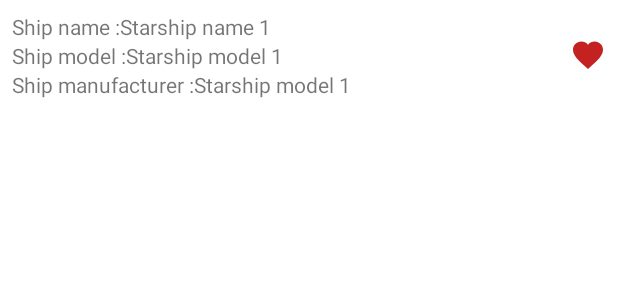
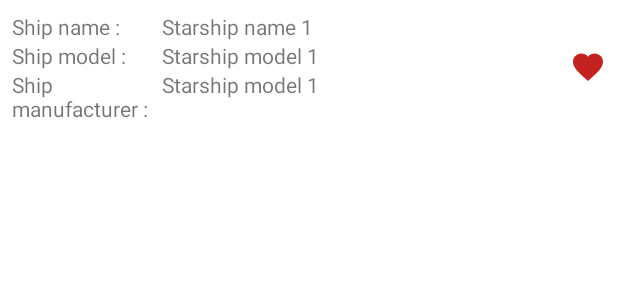
Before and after one commit to bhlaing/Starships, an Android app: the layout view_starship.xml on its own in the app's theme, with its tools: preview values and no code run, on a phone screen of 412 x 824 dp. Shown: the top 300 px of the screen. Run offline under Robolectric (Android 15) with nearby library versions, the phone set to English and light mode, and no system bars.

```diff
--- a/app/build.gradle
+++ b/app/build.gradle
@@ -2,6 +2,7 @@ plugins {
     id 'com.android.application'
     id 'kotlin-android'
     id 'kotlin-kapt'
+    id 'dagger.hilt.android.plugin'
 }
 
 android {
--- a/app/src/main/AndroidManifest.xml
+++ b/app/src/main/AndroidManifest.xml
@@ -1,8 +1,9 @@
 <?xml version="1.0" encoding="utf-8"?>
 <manifest xmlns:android="http://schemas.android.com/apk/res/android"
     package="com.billy.starships">
-
+    <uses-permission android:name="android.permission.INTERNET" />
     <application
+        android:name=".StarshipApplication"
         android:allowBackup="true"
         android:icon="@mipmap/ic_launcher"
         android:label="@string/app_name"
--- a/app/src/main/java/com/billy/starships/starship/data/DataMappers.kt
+++ b/app/src/main/java/com/billy/starships/starship/data/DataMappers.kt
@@ -7,6 +7,6 @@ fun mapToStarShipFleet(startShipsDO: StartShipsDO?) =
         startShipsDO?.results?.map {
             StarshipFleet.Starship(it.name, it.model, it.manufacturer)
         } ?: throw IllegalStateException("No army in the fleet!"),
-        startShipsDO.next.isNotBlank(),
-        startShipsDO.previous.isNotBlank()
+        !startShipsDO.next.isNullOrBlank(),
+        !startShipsDO.previous.isNullOrBlank()
     )
--- a/app/src/main/java/com/billy/starships/starship/data/StartShipDO.kt
+++ b/app/src/main/java/com/billy/starships/starship/data/StartShipDO.kt
@@ -6,9 +6,9 @@ class StartShipsDO(
     @SerializedName("count")
     val count: String,
     @SerializedName("next")
-    val next: String,
+    val next: String?,
     @SerializedName("previous")
-    val previous: String,
+    val previous: String?,
     @SerializedName("results")
     val results: List<StarShip>) {
     class StarShip(
--- a/app/src/main/java/com/billy/starships/starship/ui/MainViewModel.kt
+++ b/app/src/main/java/com/billy/starships/starship/ui/MainViewModel.kt
@@ -18,7 +18,6 @@ class MainViewModel @Inject constructor(private val starshipService: StarshipSer
     val starShips: LiveData<List<StarShipItem>> = _starShips
 
     fun onFav(position: Int) {
-
     }
 
     fun initialise() = retrieveStarShips()
--- a/app/src/main/java/com/billy/starships/starship/ui/ShipsAdapter.kt
+++ b/app/src/main/java/com/billy/starships/starship/ui/ShipsAdapter.kt
@@ -31,6 +31,11 @@ class ShipsAdapter : RecyclerView.Adapter<ShipsAdapter.SpaceshipViewHolder>() {
         this.onFavListener = onFavListener
     }
 
+    fun setStarShips(starShips: List<StarShipItem>) {
+        this.starShips = starShips
+        notifyDataSetChanged()
+    }
+
     fun updateStarShips(starShips: List<StarShipItem>, updatedItem: Int) {
         this.starShips = starShips
         notifyItemChanged(updatedItem)
--- a/app/src/main/res/layout/view_starship.xml
+++ b/app/src/main/res/layout/view_starship.xml
@@ -12,13 +12,13 @@
         android:orientation="horizontal">
 
         <TextView
-            android:layout_width="wrap_content"
+            android:layout_width="100dp"
             android:layout_height="wrap_content"
             android:text="Ship name :" />
 
         <TextView
             android:id="@+id/ship_name"
-            android:layout_width="wrap_content"
+            android:layout_width="260dp"
             android:layout_height="wrap_content"
             tools:text="Starship name 1" />
     </LinearLayout>
@@ -31,13 +31,13 @@
         android:orientation="horizontal">
 
         <TextView
-            android:layout_width="wrap_content"
+            android:layout_width="100dp"
             android:layout_height="wrap_content"
             android:text="Ship model :" />
 
         <TextView
             android:id="@+id/ship_model"
-            android:layout_width="wrap_content"
+            android:layout_width="260dp"
             android:layout_height="wrap_content"
             tools:text="Starship model 1" />
     </LinearLayout>
@@ -50,13 +50,13 @@
         android:orientation="horizontal">
 
         <TextView
-            android:layout_width="wrap_content"
+            android:layout_width="100dp"
             android:layout_height="wrap_content"
             android:text="Ship manufacturer :" />
 
         <TextView
             android:id="@+id/ship_manufacturer"
-            android:layout_width="wrap_content"
+            android:layout_width="260dp"
             android:layout_height="wrap_content"
             tools:text="Starship model 1" />
     </LinearLayout>
--- a/app/src/main/res/values/colors.xml
+++ b/app/src/main/res/values/colors.xml
@@ -7,4 +7,5 @@
     <color name="teal_700">#FF018786</color>
     <color name="black">#FF000000</color>
     <color name="white">#FFFFFFFF</color>
+    <color name="gray">#A19797</color>
 </resources>
--- a/build.gradle
+++ b/build.gradle
@@ -1,6 +1,7 @@
 // Top-level build file where you can add configuration options common to all sub-projects/modules.
 buildscript {
     ext.kotlin_version = "1.5.10"
+    ext.hilt_version = '2.35'
     repositories {
         google()
         mavenCentral()
@@ -8,7 +9,7 @@ buildscript {
     dependencies {
         classpath "com.android.tools.build:gradle:4.2.1"
         classpath "org.jetbrains.kotlin:kotlin-gradle-plugin:$kotlin_version"
-
+        classpath "com.google.dagger:hilt-android-gradle-plugin:$hilt_version"
         // NOTE: Do not place your application dependencies here; they belong
         // in the individual module build.gradle files
     }
```
Also changed, not shown: app/src/main/java/com/billy/starships/shared/LiveDataExtensions.kt (added, +12 -0 lines), app/src/main/java/com/billy/starships/starship/data/StarshipServiceImpl.kt (+12 -8 lines), app/src/main/java/com/billy/starships/starship/domain/_di/StarShipModule.kt (added, +19 -0 lines), app/src/main/java/com/billy/starships/starship/ui/MainActivity.kt (+16 -0 lines), app/src/main/res/values/styles.xml (added, +35 -0 lines).
